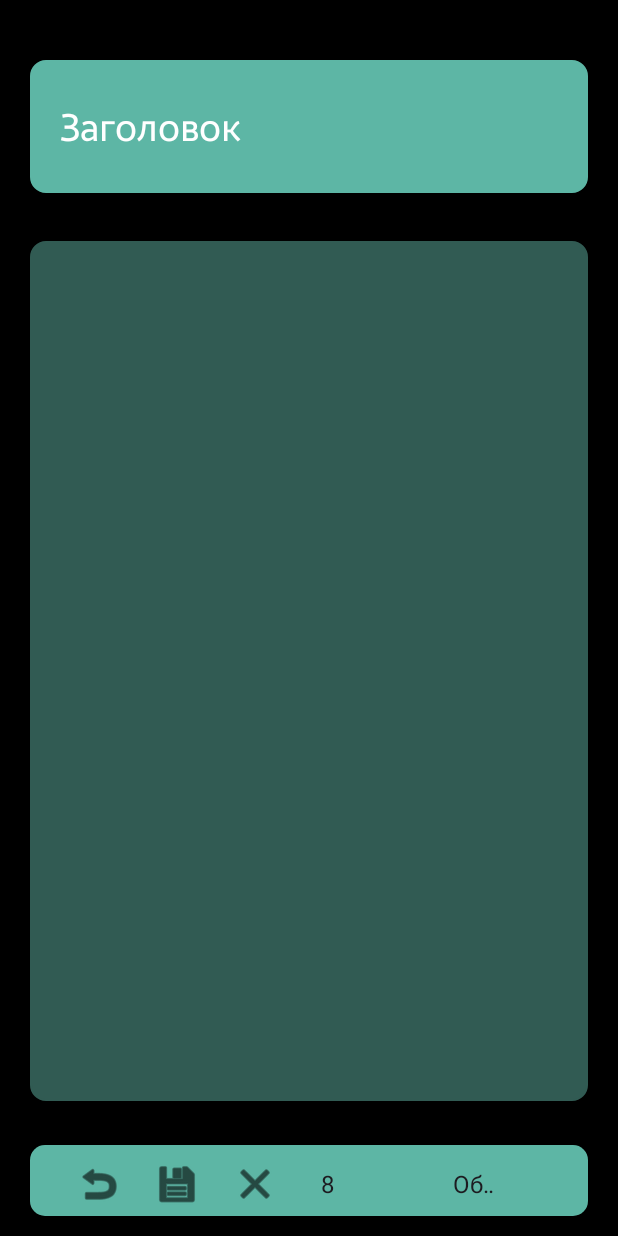
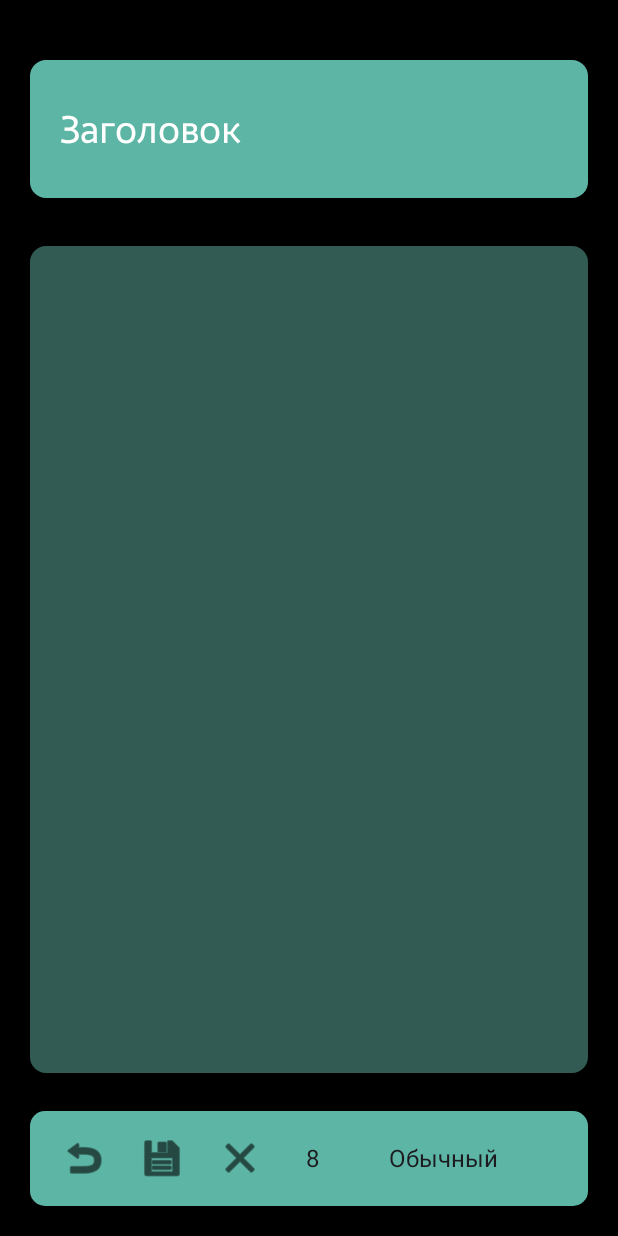
Before and after one commit to Xakepl/MyNotesPad, an Android app: the editor screen opened directly, with no data from a screen before it, on a phone screen of 412 x 824 dp. Run offline under Robolectric (Android 15) with nearby library versions, the phone set to English and light mode, and no system bars; Roboto replaces fonts that are not available here.

Commit message:
02062025180445

```diff
--- a/app/src/main/res/layout/activity_editor.xml
+++ b/app/src/main/res/layout/activity_editor.xml
@@ -17,7 +17,7 @@
         android:layout_marginStart="20dp"
         android:layout_marginTop="40dp"
         android:layout_marginEnd="20dp"
-        android:layout_weight="0.65"
+        android:layout_weight="9.2"
         android:background="@drawable/ltgray"
         android:backgroundTint="#5DB6A5"
         android:ems="10"
@@ -40,7 +40,7 @@
         android:layout_marginTop="32dp"
         android:layout_marginEnd="20dp"
         android:layout_marginBottom="15dp"
-        android:layout_weight=".19"
+        android:layout_weight="3"
         android:background="@drawable/gray"
         android:backgroundTint="#315B53"
         android:ems="10"
@@ -50,72 +50,59 @@
         android:paddingStart="10dp"
         android:paddingTop="10dp"
         android:paddingEnd="10dp"
-        android:paddingBottom="10dp" />
-
-    <androidx.constraintlayout.widget.ConstraintLayout
-        android:layout_width="match_parent"
-        android:layout_height="match_parent"
-        android:layout_weight="0.7"
-        android:paddingStart="20dp"
-        android:paddingEnd="20dp">
+        android:paddingBottom="25dp" />
 
     <com.google.android.material.appbar.MaterialToolbar
         android:id="@+id/materialToolbar"
-            android:layout_width="0dp"
-            android:layout_height="47dp"
+        android:layout_width="match_parent"
+        android:layout_height="match_parent"
+        android:layout_marginStart="20dp"
+        android:layout_marginEnd="20dp"
+        android:layout_marginTop = "10dp"
+        android:layout_marginBottom="20dp"
+        android:layout_weight="9.7"
         android:background="@drawable/ltgray"
         android:backgroundTint="#5DB6A5"
         android:minHeight="?attr/actionBarSize"
-            android:theme="?attr/actionBarTheme"
-            app:layout_constraintBottom_toBottomOf="parent"
-            app:layout_constraintEnd_toEndOf="parent"
-            app:layout_constraintStart_toStartOf="parent"
-            app:layout_constraintTop_toTopOf="parent" />
-
-        <LinearLayout
-            android:id="@+id/linearLayout"
-            android:layout_width="0dp"
-            android:layout_height="wrap_content"
-            android:layout_marginBottom="5dp"
-            android:orientation="horizontal"
-            android:paddingStart="10dp"
+        android:paddingStart="20dp"
         android:paddingTop="10dp"
         android:paddingEnd="20dp"
-            app:layout_constraintBottom_toBottomOf="@+id/materialToolbar"
-            app:layout_constraintEnd_toEndOf="@+id/materialToolbar"
-            app:layout_constraintHorizontal_bias="1.0"
-            app:layout_constraintStart_toStartOf="@+id/materialToolbar"
-            app:layout_constraintTop_toTopOf="@+id/materialToolbar"
-            app:layout_constraintVertical_bias="1.0">
+        android:paddingBottom="10dp"
+        android:theme="?attr/actionBarTheme">
 
-            <ImageView
+        <ImageButton
             android:id="@+id/back"
             android:layout_width="wrap_content"
             android:layout_height="wrap_content"
-                android:layout_marginStart="20dp"
-                android:layout_marginEnd="20dp"
+            android:layout_weight="1"
+            android:background="@null"
             android:tint="#000000"
             app:srcCompat="@android:drawable/ic_menu_revert" />
 
-            <ImageView
+        <ImageButton
             android:id="@+id/save"
             android:layout_width="wrap_content"
             android:layout_height="wrap_content"
+            android:layout_marginStart="20dp"
+            android:layout_weight="1"
             android:background="@null"
             android:tint="#000000"
+
             app:srcCompat="@android:drawable/ic_menu_save" />
 
-            <ImageView
+        <ImageButton
             android:id="@+id/clear"
             android:layout_width="32dp"
             android:layout_height="32dp"
             android:layout_marginStart="20dp"
+            android:layout_weight="1"
+            android:background="@null"
             android:tint="#000000"
             app:srcCompat="@android:drawable/ic_menu_close_clear_cancel" />
 
         <Spinner
             android:id="@+id/font_size"
-                android:layout_width="32dp"
+            android:layout_width="wrap_content"
             android:layout_height="32dp"
             android:layout_marginStart="20dp"
             android:layout_marginEnd="10dp"
@@ -127,7 +114,7 @@
 
         <Spinner
             android:id="@+id/style"
-                android:layout_width="32dp"
+            android:layout_width="match_parent"
             android:layout_height="32dp"
             android:layout_marginStart="10dp"
             android:layout_marginEnd="10dp"
@@ -137,8 +124,9 @@
             android:entries="@array/FontTypeface"
             android:paddingEnd="20dp" />
 
-        </LinearLayout>
-    </androidx.constraintlayout.widget.ConstraintLayout>
+
+    </com.google.android.material.appbar.MaterialToolbar>
+
 
 </LinearLayout>
 
--- a/app/src/main/res/values/styles.xml
+++ b/app/src/main/res/values/styles.xml
@@ -1,57 +1,57 @@
 <?xml version="1.0" encoding="utf-8"?>
 <resources>
-    <style name="AppTheme.Red" parent="Theme.MaterialComponents">
+    <style name="Style.Red" parent="Theme.MaterialComponents">
         <item name="colorPrimary">@color/red</item>
         <item name="colorSecondary">@color/second_red</item>
         <item name="editTextStyle">@style/EditTextDark</item>
     </style>
 
-    <style name="AppTheme.Orange" parent="Theme.MaterialComponents">
+    <style name="Style.Orange" parent="Theme.MaterialComponents">
         <item name="colorPrimary">@color/orange</item>
         <item name="colorSecondary">@color/second_orange</item>
         <item name="editTextStyle">@style/EditTextDark</item>
     </style>
 
-    <style name="AppTheme.Yellow" parent="Theme.MaterialComponents">
+    <style name="Style.Yellow" parent="Theme.MaterialComponents">
         <item name="colorPrimary">@color/yellow</item>
         <item name="colorSecondary">@color/second_yellow</item>
         <item name="editTextStyle">@style/EditTextDark</item>
     </style>
-    <style name="AppTheme.Green" parent="Theme.MaterialComponents">
+    <style name="Style.Green" parent="Theme.MaterialComponents">
         <item name="colorPrimary">@color/green</item>
         <item name="colorSecondary">@color/second_green</item>
         <item name="editTextStyle">@style/EditTextDark</item>
     </style>
 
-    <style name="AppTheme.LtBlue" parent="Theme.MaterialComponents">
+    <style name="Style.LtBlue" parent="Theme.MaterialComponents">
         <item name="colorPrimary">@color/ltblue</item>
         <item name="colorSecondary">@color/second_ltblue</item>
         <item name="editTextStyle">@style/EditTextDark</item>
     </style>
 
-    <style name="AppTheme.Blue" parent="Theme.MaterialComponents">
+    <style name="Style.Blue" parent="Theme.MaterialComponents">
     <item name="colorPrimary">@color/blue</item>
     <item name="colorSecondary">@color/second_blue</item>
     <item name="editTextStyle">@style/EditTextDark</item>
     </style>
-    <style name="AppTheme.Purple" parent="Theme.MaterialComponents">
+    <style name="Style.Purple" parent="Theme.MaterialComponents">
         <item name="colorPrimary">@color/purple</item>
         <item name="colorSecondary">@color/second_purple</item>
         <item name="editTextStyle">@style/EditTextDark</item>
     </style>
-    <style name="AppTheme.Pink" parent="Theme.MaterialComponents">
+    <style name="Style.Pink" parent="Theme.MaterialComponents">
         <item name="colorPrimary">@color/pink</item>
         <item name="colorSecondary">@color/second_pink</item>
         <item name="editTextStyle">@style/EditTextDark</item>
     </style>
 
-    <style name="AppTheme.Gray" parent="Theme.MaterialComponents">
+    <style name="Style.Gray" parent="Theme.MaterialComponents">
         <item name="colorPrimary">@color/gray</item>
         <item name="colorSecondary">@color/second_gray</item>
         <item name="editTextStyle">@style/EditTextDark</item>
     </style>
 
-    <style name="AppTheme.ChocoLoco" parent="Theme.MaterialComponents">
+    <style name="Style.ChocoLoco" parent="Theme.MaterialComponents">
         <item name="colorPrimary">@color/blue</item>
         <item name="colorSecondary">@color/second_blue</item>
         <item name="editTextStyle">@style/EditTextDark</item>
```
Lines whose indentation alone changed are shown as unchanged.
